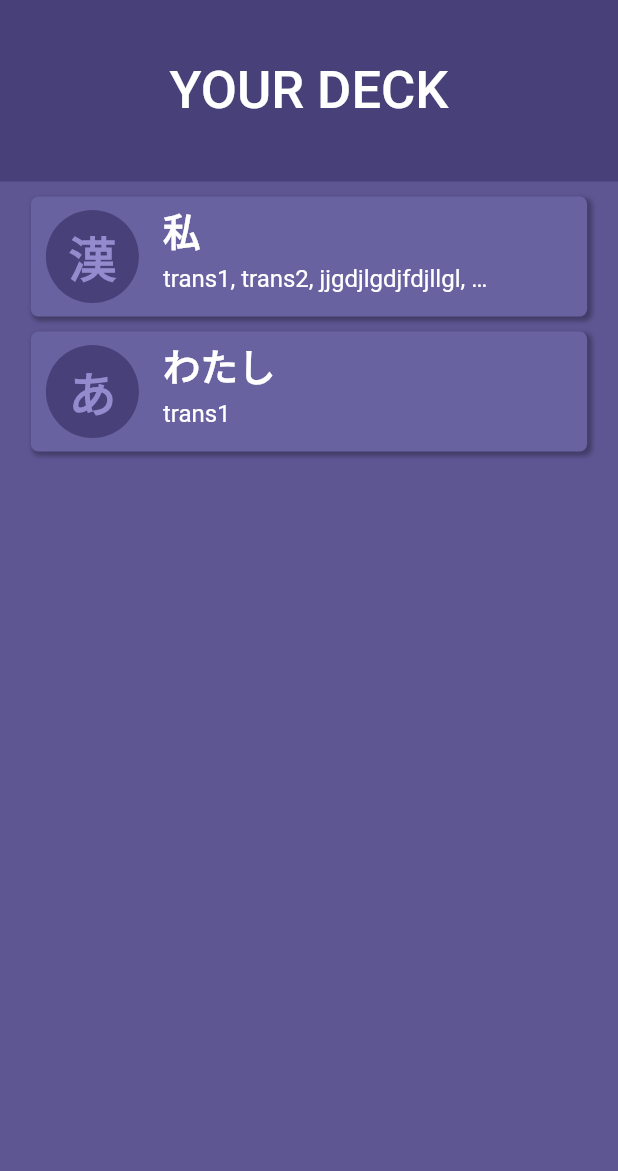
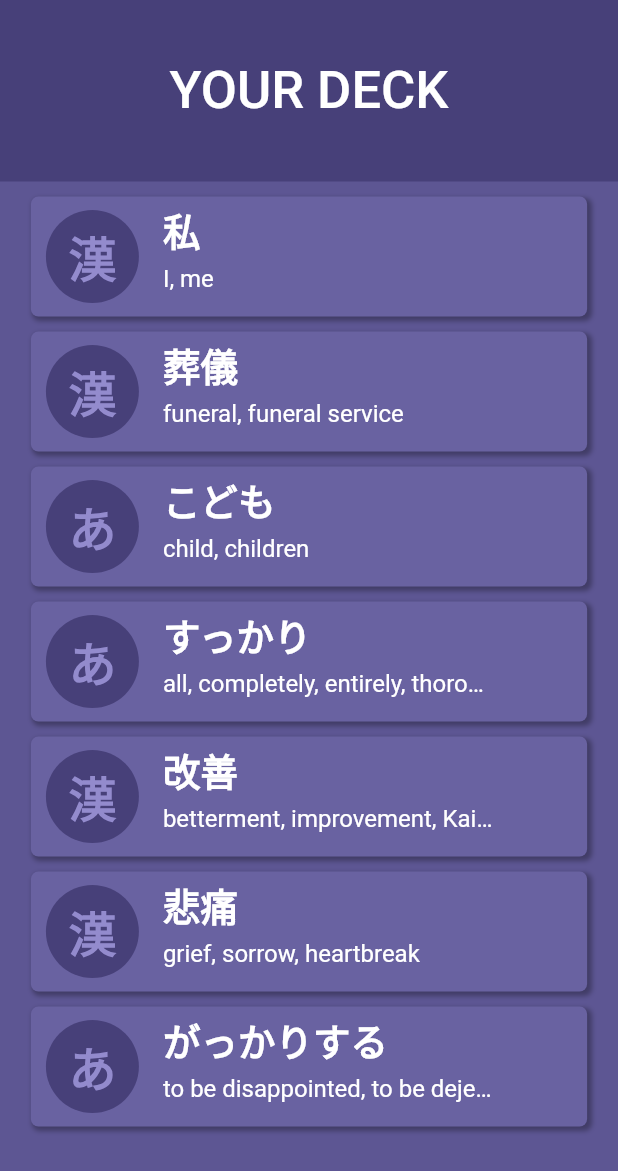
Before and after one commit to FlorianFlouquet/SnapAndLearn, a Flutter app: the ResultPage screen opened directly, on a phone screen of 412 x 824 dp. Shown: the top 1171 px of the screen. Run offline on Flutter 3.47's test engine with Material 2 defaults, Android fonts, the phone set to English and light mode, and no system bars; our stand-ins replace camera, flutter_svg, go_router.

Commit message:
feat(camera): by clicking the button in the homepage, the back camera of the device turns on

```diff
--- /dev/null
+++ b/snl_flutter/lib/data/service/photo_service.dart
@@ -0,0 +1,18 @@
+import 'package:snl_flutter/presentation/models/word_model.dart';
+
+class PhotoService {
+  final data = [
+    WordModel('私', ["I", "me"], 'kanji'),
+    WordModel('葬儀', ["funeral", "funeral service"], 'kanji'),
+    WordModel('こども', ["child", "children"], 'kana'),
+    WordModel('すっかり',
+        ["all", "completely", "entirely", "thoroughly", "totally"], 'kana'),
+    WordModel('改善', ["betterment", "improvement", "Kaizen"], 'kanji'),
+    WordModel('悲痛', ["grief", "sorrow", "heartbreak"], 'kanji'),
+    WordModel('がっかりする', ["to be disappointed", "to be dejected"], 'kana'),
+  ];
+
+  get allData {
+    return data;
+  }
+}
--- a/snl_flutter/lib/main.dart
+++ b/snl_flutter/lib/main.dart
@@ -1,45 +1,32 @@
+import 'package:camera/camera.dart';
 import 'package:flutter/material.dart';
 import 'package:snl_flutter/app.dart';
 
-void main() {
-  runApp(const MyApp());
+Future<void> main() async {
+  WidgetsFlutterBinding.ensureInitialized();
+
+  final cameras = await availableCameras();
+
+  final camera = cameras.first;
+
+  runApp(MyApp(camera: camera));
 }
 
-class MyApp extends StatelessWidget {
-  const MyApp({super.key});
+class MyApp extends StatefulWidget {
+  const MyApp({super.key, required this.camera});
 
+  final CameraDescription camera;
+
+  @override
+  State<MyApp> createState() => _MyAppState();
+}
+
+class _MyAppState extends State<MyApp> {
   // This widget is the root of your application.
   @override
   Widget build(BuildContext context) {
-    return MaterialApp(
-      title: 'Snap&Learn App',
-      theme: ThemeData(
-        primaryColor: const Color.fromRGBO(93, 86, 147, 1.0),
-        primaryColorDark: const Color.fromRGBO(71, 64, 121, 1.0),
-        backgroundColor: const Color.fromRGBO(105, 98, 161, 1.0),
-        textTheme: const TextTheme(
-          titleLarge: TextStyle(
-            color: Colors.white,
-            fontSize: 35.0,
-            fontWeight: FontWeight.w500,
-          ),
-          labelMedium: TextStyle(
-            color: Color.fromRGBO(147, 139, 205, 1.0),
-            fontSize: 32.0,
-            fontWeight: FontWeight.bold,
-          ),
-          bodyLarge: TextStyle(
-            color: Colors.white,
-            fontSize: 25.0,
-            fontWeight: FontWeight.bold,
-          ),
-          bodyMedium: TextStyle(
-            color: Colors.white,
-            fontSize: 16.0,
-          ),
-        ),
-      ),
-      home: const SnapNLearnApp(),
+    return SnapNLearnApp(
+      camera: widget.camera,
     );
   }
 }
--- a/snl_flutter/lib/presentation/ui/home_page.dart
+++ b/snl_flutter/lib/presentation/ui/pages/home_page.dart
@@ -2,6 +2,7 @@ import 'dart:async';
 
 import 'package:flutter/material.dart';
 import 'package:flutter_svg/flutter_svg.dart';
+import 'package:go_router/go_router.dart';
 
 class HomePage extends StatefulWidget {
   const HomePage({super.key});
@@ -56,7 +57,9 @@ class _HomePageState extends State<HomePage> {
                 style: Theme.of(context).textTheme.titleLarge,
               ),
             ),
-            AnimatedContainer(
+            TextButton(
+              onPressed: () => context.push("/camera"),
+              child: AnimatedContainer(
                 curve: Curves.ease,
                 duration: const Duration(milliseconds: 1200),
                 padding: const EdgeInsets.all(40),
@@ -70,6 +73,7 @@ class _HomePageState extends State<HomePage> {
                   margin: const EdgeInsets.all(10),
                   child: svgIcon,
                 ),
+              ),
             )
           ],
         ),
--- a/snl_flutter/lib/presentation/ui/result_page.dart
+++ b/snl_flutter/lib/presentation/ui/pages/result_page.dart
@@ -1,7 +1,5 @@
 import 'package:flutter/material.dart';
-import 'package:flutter/src/widgets/container.dart';
-import 'package:flutter/src/widgets/framework.dart';
-import 'package:snl_flutter/presentation/models/word_model.dart';
+import 'package:snl_flutter/data/service/photo_service.dart';
 import 'package:snl_flutter/presentation/ui/components/word_card.dart';
 
 class ResultPage extends StatelessWidget {
@@ -9,19 +7,7 @@ class ResultPage extends StatelessWidget {
 
   @override
   Widget build(BuildContext context) {
-    final mockData = [
-      WordModel(
-          '私',
-          [
-            "trans1",
-            "trans2",
-            "jjgdjlgdjfdjllgl",
-            "jgfjgdjgdjfogido",
-            "jddflgjldjgldjg"
-          ],
-          'kanji'),
-      WordModel('わたし', ["trans1"], 'kana'),
-    ];
+    final mockData = PhotoService().allData;
 
     return Scaffold(
       body: Container(
@@ -40,7 +26,7 @@ class ResultPage extends StatelessWidget {
             ),
             Column(
               children: mockData
-                  .map(
+                  .map<Widget>(
                     (e) => WordCard(word: e),
                   )
                   .toList(),
--- a/snl_flutter/pubspec.yaml
+++ b/snl_flutter/pubspec.yaml
@@ -31,12 +31,14 @@ environment:
 dependencies:
   flutter:
     sdk: flutter
+  camera:
 
 
   # The following adds the Cupertino Icons font to your application.
   # Use with the CupertinoIcons class for iOS style icons.
   cupertino_icons: ^1.0.2
   flutter_svg: ^1.1.6
+  go_router: ^7.1.1
 
 dev_dependencies:
   flutter_test:
```
Also changed, not shown: snl_flutter/lib/app.dart (+62 -6 lines), snl_flutter/lib/presentation/ui/pages/camera_page.dart (added, +47 -0 lines), snl_flutter/pubspec.lock, 2 other files. Lines whose indentation alone changed are shown as unchanged.
